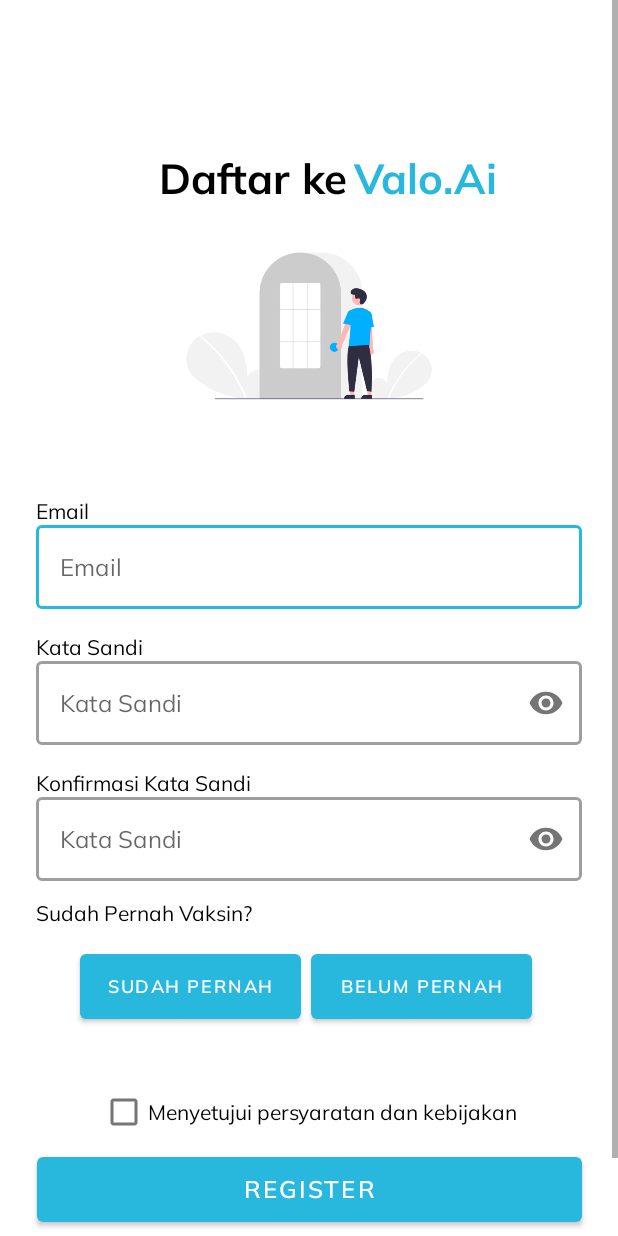
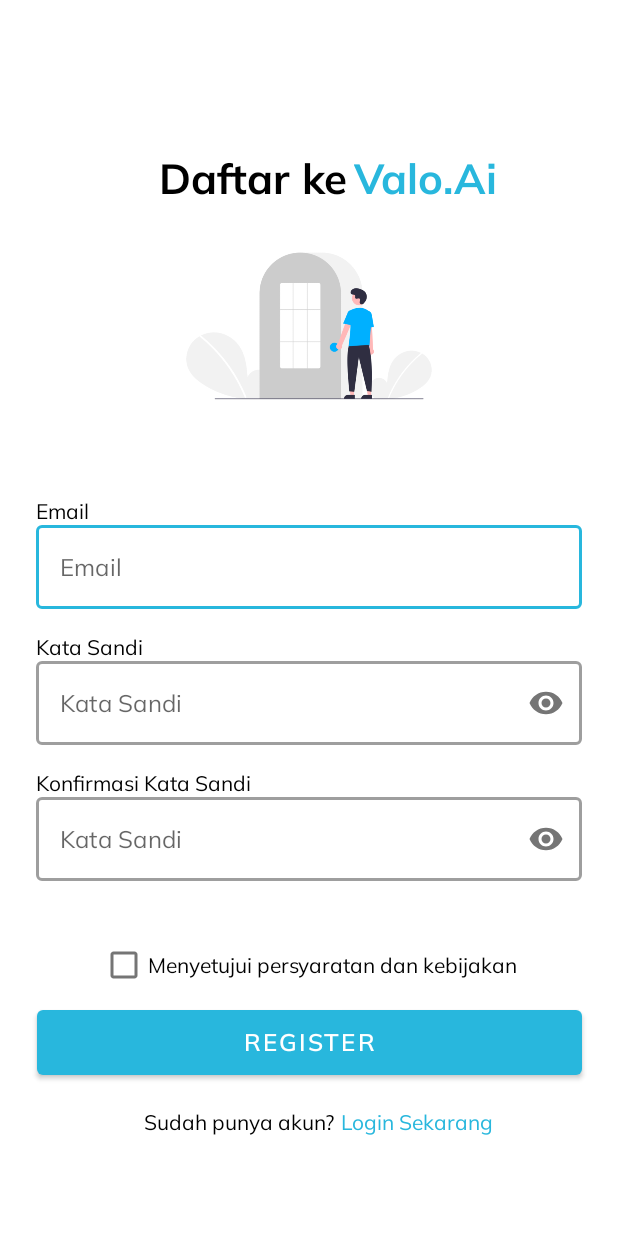
Before and after one commit to mutakin-san/valo.ai, an Android app: the RegisterActivity screen opened directly, with no data from a screen before it, on a phone screen of 412 x 824 dp. Run offline under Robolectric (Android 15) with nearby library versions, the phone set to English and light mode, and no system bars; our stand-ins replace Firebase (no records; nobody signed in at launch, a user with empty details on screens opened directly); libraries missing offline, so code that uses them is left out: com.firebase.ui; network calls fail.

Commit message:
rm radio button

```diff
--- a/app/src/main/res/layout/activity_register.xml
+++ b/app/src/main/res/layout/activity_register.xml
@@ -1,6 +1,7 @@
 <?xml version="1.0" encoding="utf-8"?>
 <ScrollView xmlns:android="http://schemas.android.com/apk/res/android"
     xmlns:app="http://schemas.android.com/apk/res-auto"
+    xmlns:tools="http://schemas.android.com/tools"
     android:layout_width="match_parent"
     android:layout_height="match_parent">
 
@@ -150,42 +151,6 @@
         </com.google.android.material.textfield.TextInputLayout>
 
 
-        <TextView
-            android:id="@+id/label_vaksin_radio"
-            style="@style/ParagraphText"
-            android:layout_width="wrap_content"
-            android:layout_height="wrap_content"
-            android:layout_marginStart="24dp"
-            android:layout_marginTop="12dp"
-            android:text="@string/vaksin_radio"
-            app:layout_constraintStart_toStartOf="parent"
-            app:layout_constraintTop_toBottomOf="@+id/field_password_confirmation" />
-
-        <Button
-            android:id="@+id/btn_already_vaksin"
-            style="@style/Button3Text"
-            android:layout_width="147dp"
-            android:layout_height="55dp"
-            android:layout_marginTop="12dp"
-            android:text="@string/already_vaksin"
-            app:layout_constraintEnd_toEndOf="parent"
-            app:layout_constraintHorizontal_bias="0.202"
-            app:layout_constraintStart_toStartOf="parent"
-            app:layout_constraintTop_toBottomOf="@+id/label_vaksin_radio" />
-
-        <Button
-            android:id="@+id/btn_npt_already_vaksin"
-            style="@style/Button3Text"
-            android:layout_width="147dp"
-            android:layout_height="55dp"
-            android:layout_marginStart="20dp"
-            android:text="@string/not_already_vaksin"
-            app:layout_constraintBottom_toBottomOf="@+id/btn_already_vaksin"
-            app:layout_constraintEnd_toEndOf="parent"
-            app:layout_constraintHorizontal_bias="0.766"
-            app:layout_constraintStart_toStartOf="parent"
-            app:layout_constraintTop_toTopOf="@+id/btn_already_vaksin" />
-
         <CheckBox
             android:id="@+id/checkbox_register"
             android:layout_width="wrap_content"
@@ -195,7 +160,7 @@
             app:layout_constraintEnd_toEndOf="parent"
             app:layout_constraintHorizontal_bias="0.497"
             app:layout_constraintStart_toStartOf="parent"
-            app:layout_constraintTop_toBottomOf="@+id/btn_already_vaksin" />
+            app:layout_constraintTop_toBottomOf="@+id/field_password_confirmation" />
 
         <Button
             android:id="@+id/btn_register"
```
Also changed, not shown: app/src/main/java/com/capstone/valoai/features/auth/presentation/register/RegisterActivity.kt (+0 -28 lines).
